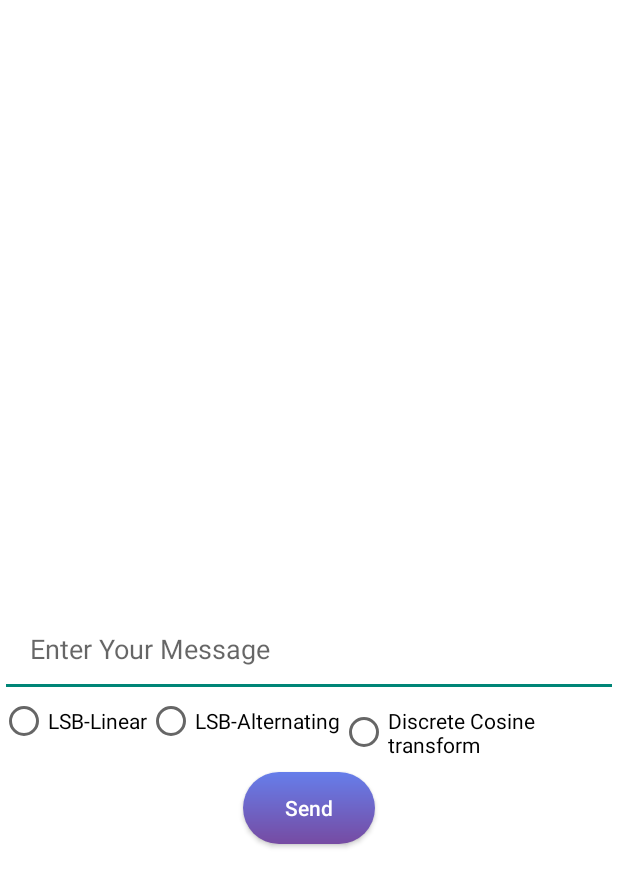
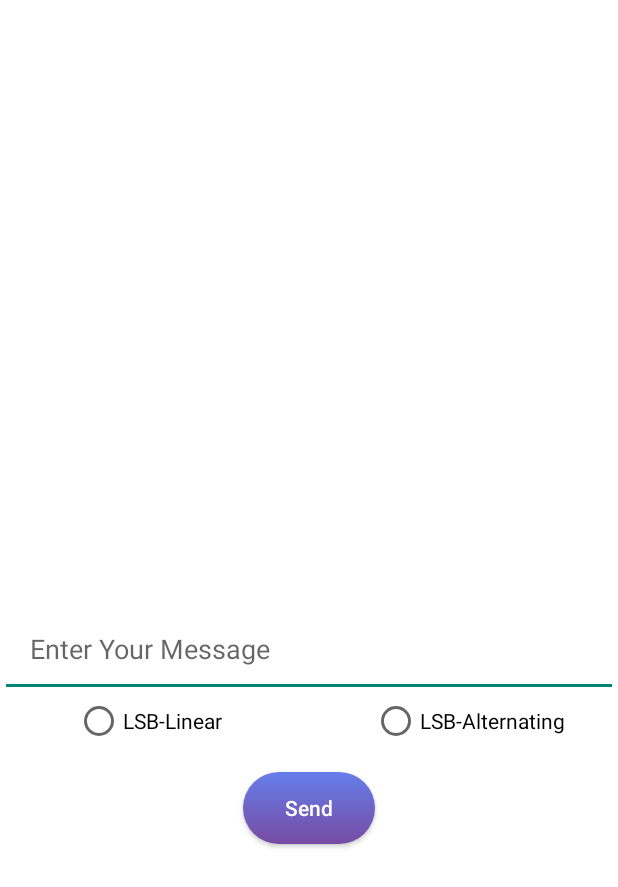
Before and after one commit to vasutomar/Obsidian-AndroidApp, an Android app: the SenderActivity screen opened directly, with no data from a screen before it, after a tap on "Send", on a phone screen of 412 x 824 dp. Shown: the top 887 px of the screen. Run offline under Robolectric (Android 15) with nearby library versions, the phone set to English and light mode, and no system bars; our stand-ins replace Picasso; pictures from the network do not load; 2 statements that could not run were skipped.

```diff
--- a/app/src/main/java/vasu/lenovo/obsidianandroidapp/PostMessage.java
+++ b/app/src/main/java/vasu/lenovo/obsidianandroidapp/PostMessage.java
@@ -20,10 +20,12 @@ public class PostMessage {
 
     public String message;
     public ImageView Img;
+    public String choice;
 
-    PostMessage(String message,ImageView Img) {
+    PostMessage(String message,ImageView Img,String choice) {
         this.message = message;
         this.Img = Img;
+        this.choice = choice;
         send_message();
     }
 
@@ -50,6 +52,7 @@ public class PostMessage {
                     RequestBody formBody = new FormBody.Builder()
                             .add("message", message)
                             .add("image",imageBytes)
+                            .add("choice",choice)
                             .build();
 
                     Request request = new Request.Builder()
--- a/app/src/main/java/vasu/lenovo/obsidianandroidapp/SenderActivity.kt
+++ b/app/src/main/java/vasu/lenovo/obsidianandroidapp/SenderActivity.kt
@@ -10,6 +10,8 @@ import android.util.Log
 import android.view.View
 import android.widget.EditText
 import android.widget.ImageView
+import android.widget.RadioButton
+import android.widget.RadioGroup
 import com.squareup.picasso.Picasso
 import okhttp3.*
 import java.io.ByteArrayOutputStream
@@ -85,7 +87,10 @@ class SenderActivity() : AppCompatActivity() {
     fun SendResources(view: View) {
 
         var userMessage = findViewById<EditText>(R.id.UserMessage)
-        val post = PostMessage(userMessage.text.toString(),Img)
+        val rg = findViewById<RadioGroup>(R.id.Radiogrp)
+        val selected = findViewById<RadioButton>(rg.checkedRadioButtonId)
+        Log.e("choice is ",selected.text.toString())
+        val post = PostMessage(userMessage.text.toString(),Img,selected.text.toString())
         Log.e("message is ",userMessage.text.toString())
     }
 }
--- a/app/src/main/res/layout/activity_sender.xml
+++ b/app/src/main/res/layout/activity_sender.xml
@@ -26,22 +26,20 @@
             android:hint="Enter Your Message" />
         <RadioGroup
             android:id="@+id/Radiogrp"
-            android:layout_width="wrap_content"
+            android:layout_width="match_parent"
             android:layout_height="50sp"
             android:orientation="horizontal"
             android:layout_below="@+id/UserMessage">
             <RadioButton
+                android:layout_marginLeft="50sp"
                 android:layout_width="wrap_content"
                 android:layout_height="wrap_content"
                 android:text="LSB-Linear"/>
             <RadioButton
+                android:layout_marginLeft="100sp"
                 android:layout_width="wrap_content"
                 android:layout_height="wrap_content"
                 android:text="LSB-Alternating"/>
-            <RadioButton
-                android:layout_width="wrap_content"
-                android:layout_height="wrap_content"
-                android:text="Discrete Cosine transform"/>
         </RadioGroup>
         <Button
             android:onClick="SendResources"
```
